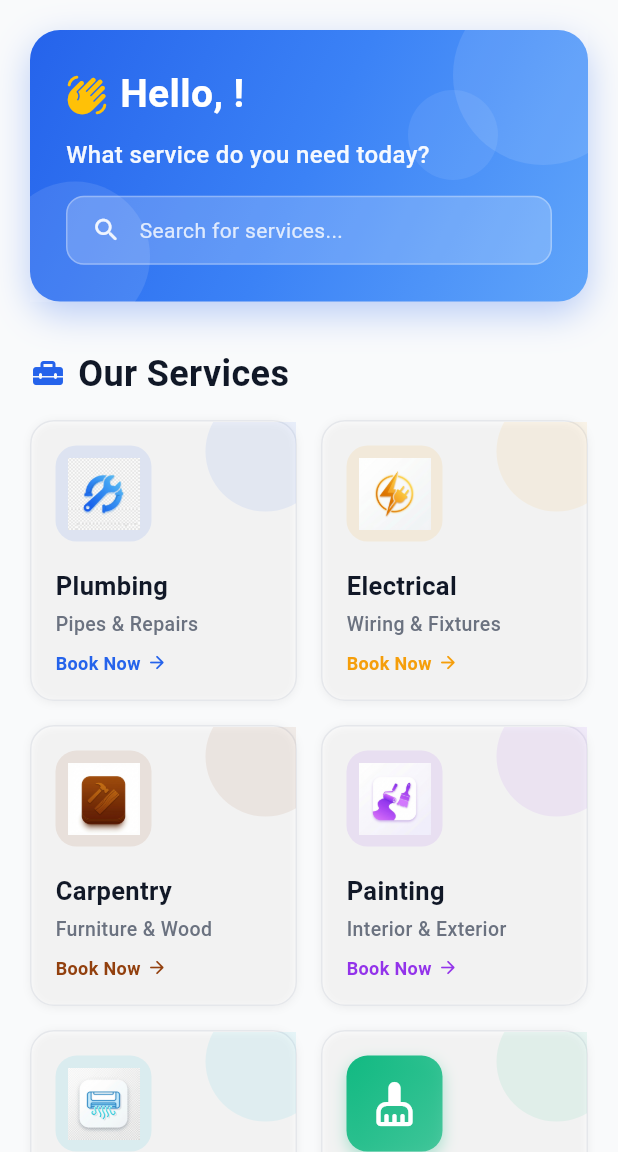
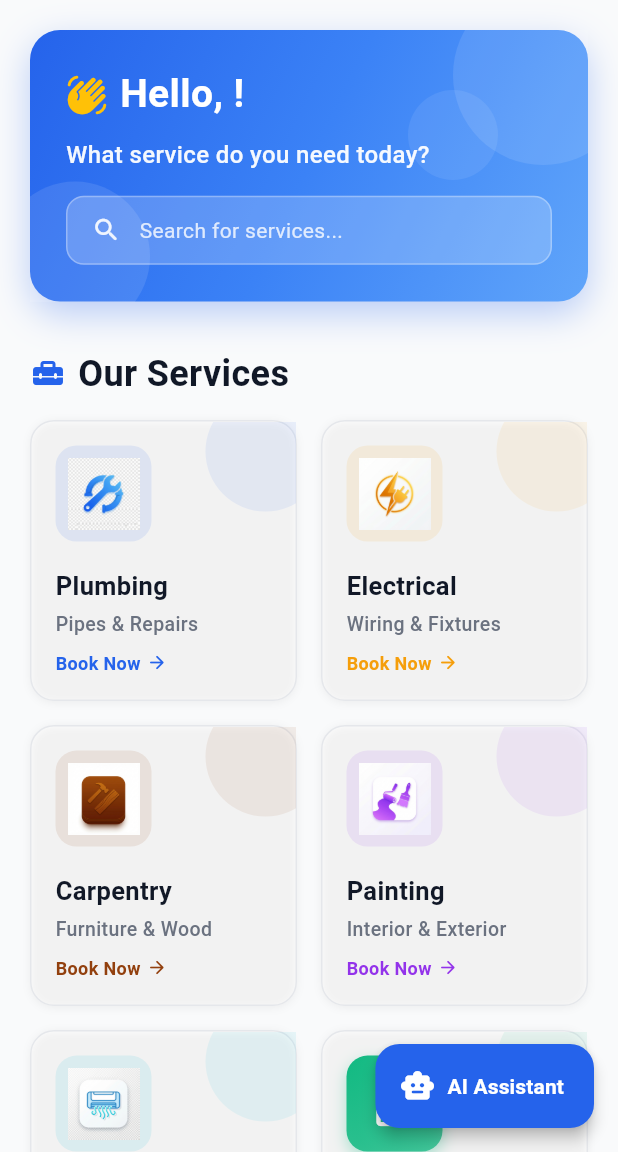
Before and after one commit to BeeNeural-com/SkillConnect, a Flutter app: the CustomerHomeScreen screen opened directly, on a phone screen of 412 x 824 dp, the part 84-1236 px from its top. Run offline on Flutter 3.47's test engine with Material 3 defaults, Android fonts, the light colour scheme and no system bars; our stand-ins replace cloud_firestore, firebase_auth, firebase_core, firebase_messaging, firebase_storage, flutter_local_notifications and 5 more; accounts and stored records are empty; generated files the repository leaves out were written again.

Commit message:
feat(customer): add AI assistant floating action button to home screen

```diff
--- a/lib/features/customer/screens/customer_home_screen.dart
+++ b/lib/features/customer/screens/customer_home_screen.dart
@@ -13,6 +13,7 @@ import 'service_request_screen.dart';
 import 'booking_detail_screen.dart';
 import 'customer_profile_screen.dart';
 import '../../shared/screens/notifications_screen.dart';
+import 'chatbot_screen.dart';
 
 class CustomerHomeScreen extends ConsumerWidget {
   const CustomerHomeScreen({super.key});
@@ -23,6 +24,21 @@ class CustomerHomeScreen extends ConsumerWidget {
 
     return Scaffold(
       backgroundColor: AppTheme.backgroundColor,
+      floatingActionButton: FloatingActionButton.extended(
+        onPressed: () {
+          Navigator.push(
+            context,
+            MaterialPageRoute(builder: (_) => const ChatbotScreen()),
+          );
+        },
+        backgroundColor: AppTheme.primaryColor,
+        icon: const Icon(Icons.smart_toy_rounded, color: Colors.white),
+        label: const Text(
+          'AI Assistant',
+          style: TextStyle(color: Colors.white, fontWeight: FontWeight.w600),
+        ),
+        elevation: 4,
+      ),
       body: userAsync.when(
         data: (user) {
           if (user == null) {
```
